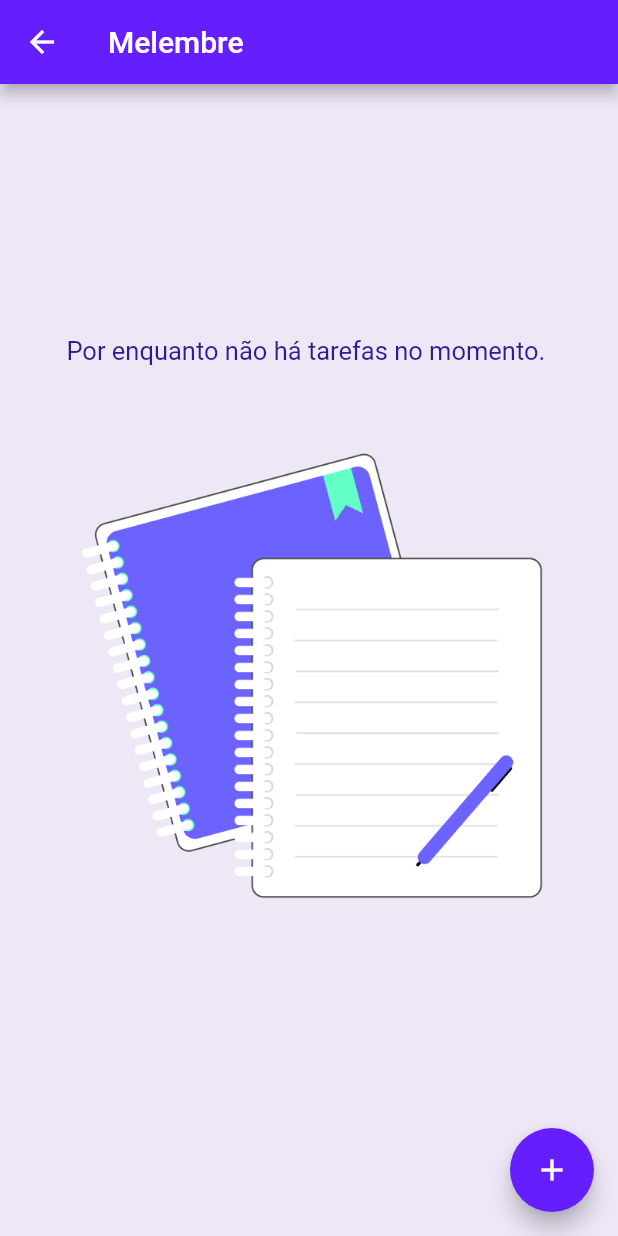
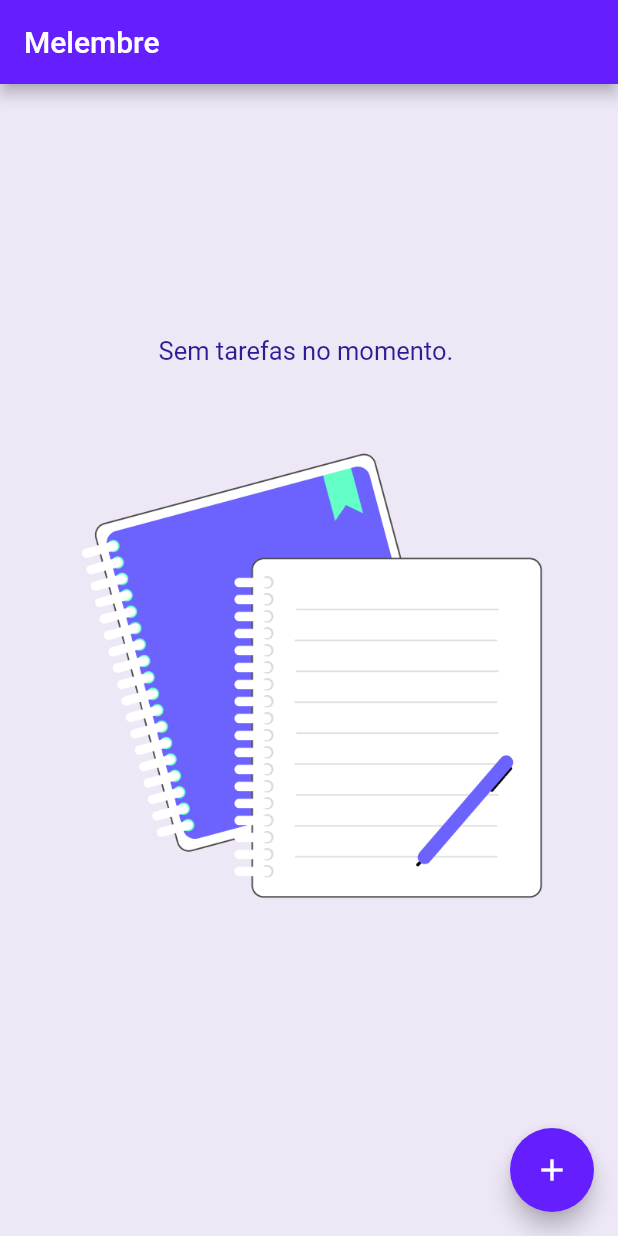
Before and after one commit to marcosramoss/melembre, a Flutter app: the screen it shows after launch, on a phone screen of 412 x 824 dp. Run offline on Flutter 3.47's test engine with Material 2 defaults, Android fonts, the phone set to English and light mode, and no system bars; missing offline and left inert: pro_shered_preference.

Commit message:
correções de bugs e melhorias no design da barra de status

```diff
--- a/lib/main.dart
+++ b/lib/main.dart
@@ -25,11 +25,10 @@ class MeLembreApp extends StatelessWidget {
         ),
       ),
       debugShowCheckedModeBanner: false,
-      home: const HomePage(),
-      initialRoute: '/splash',
+      home: const SplashPage(),
       routes: {
         '/splash': (_) => const SplashPage(),
-        'home': (_) => const HomePage(),
+        '/home': (_) => const HomePage(),
       },
     );
   }
--- a/lib/pages/HomePage.dart
+++ b/lib/pages/HomePage.dart
@@ -58,9 +58,17 @@ class _HomePageState extends State<HomePage> {
     ));
   }
 
+  // removerTodas() {
+  //   setState(() {
+  //     listaDeTarefas = [];
+  //   });
+  // }
+
   @override
   void initState() {
     super.initState();
+    SystemChrome.setSystemUIOverlayStyle(
+        SystemUiOverlayStyle(systemNavigationBarColor: Colors.deepPurple[50]));
     SystemChrome.setPreferredOrientations([DeviceOrientation.portraitUp]);
     tarefaRepository.lerListaDeTarefas().then((value) {
       setState(() {
@@ -73,6 +81,15 @@ class _HomePageState extends State<HomePage> {
   Widget build(BuildContext context) {
     return Scaffold(
       appBar: AppBar(
+        // actions: [
+        //   TextButton(
+        //     onPressed: () {},
+        //     child: const Text(
+        //       'Limpar',
+        //       style: TextStyle(color: Colors.white),
+        //     ),
+        //   )
+        // ],
         title: const Text('Melembre'),
       ),
       backgroundColor: Colors.deepPurple[50],
@@ -80,7 +97,7 @@ class _HomePageState extends State<HomePage> {
           ? Column(
               mainAxisAlignment: MainAxisAlignment.center,
               children: [
-                Text('Por enquanto não há tarefas no momento. ',
+                Text('Sem tarefas no momento. ',
                     style:
                         TextStyle(fontSize: 17, color: Colors.deepPurple[900])),
                 Image.asset('images/sem_notas.png'),
--- a/lib/pages/splash_page.dart
+++ b/lib/pages/splash_page.dart
@@ -1,4 +1,5 @@
 import 'package:flutter/material.dart';
+import 'package:flutter/services.dart';
 
 class SplashPage extends StatefulWidget {
   const SplashPage({Key? key}) : super(key: key);
@@ -12,8 +13,10 @@ class _SplashPageState extends State<SplashPage> {
   void initState() {
     super.initState();
     Future.delayed(const Duration(seconds: 1)).then(
-      (_) => Navigator.of(context).pushReplacementNamed('home'),
+      (_) => Navigator.of(context).pushReplacementNamed('/home'),
     );
+    SystemChrome.setSystemUIOverlayStyle(const SystemUiOverlayStyle(
+        systemNavigationBarColor: Color(0xff5851CB)));
   }
 
   @override
```
